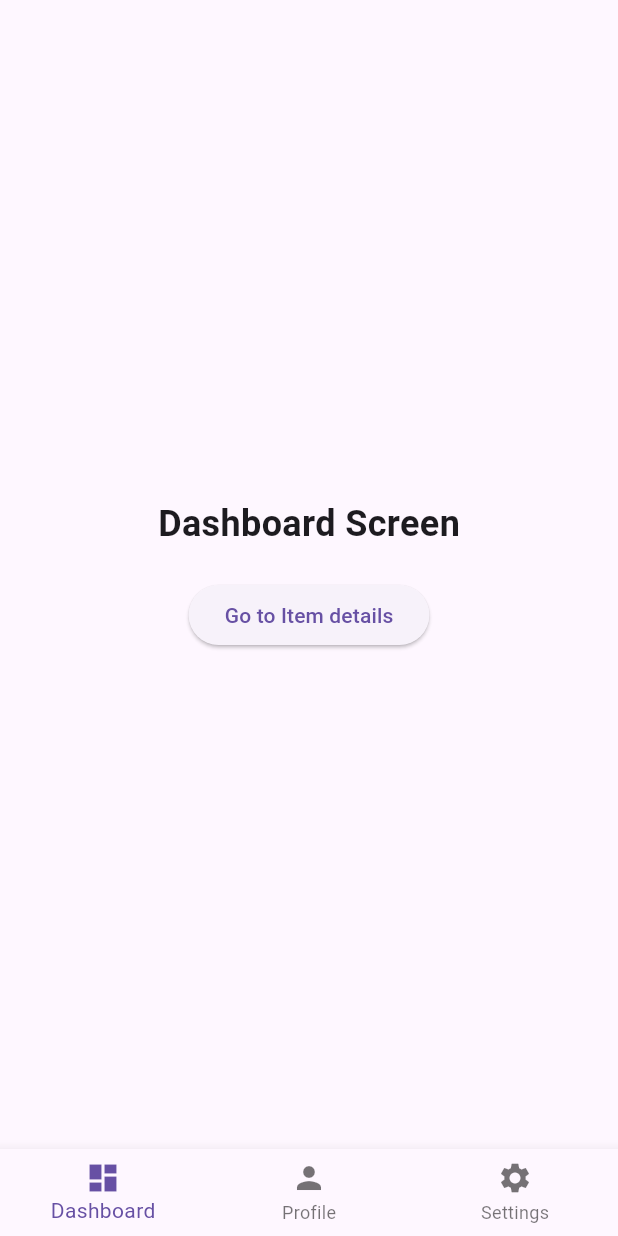
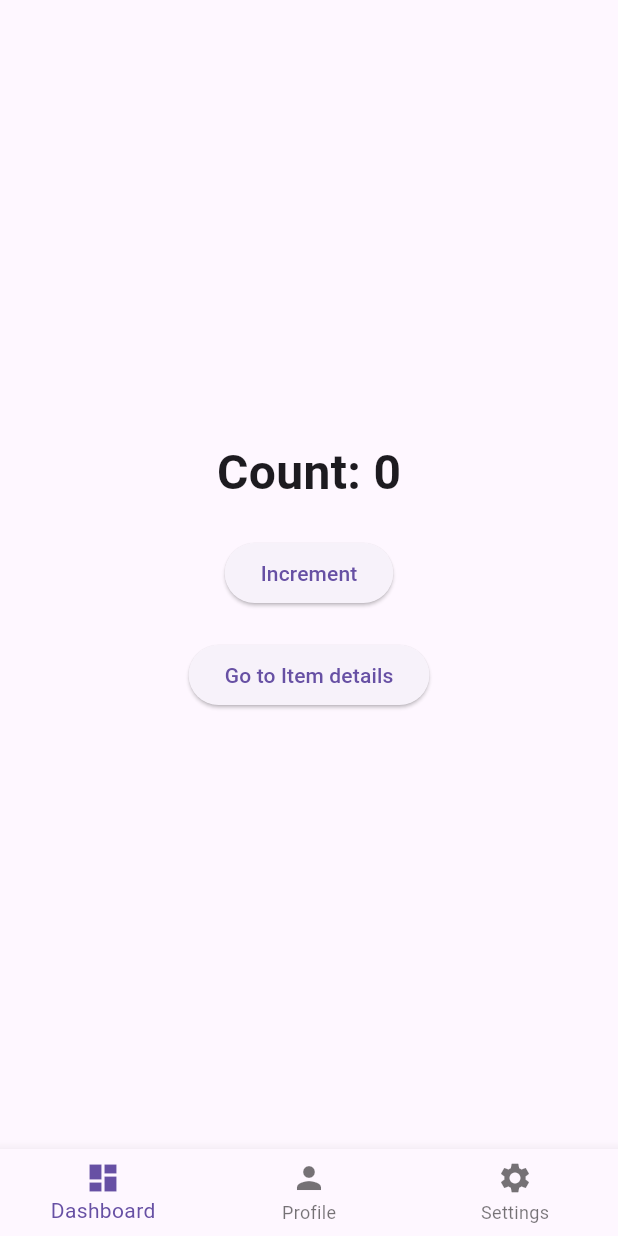
Before and after one commit to mazenshawky/go_router_sample, a Flutter app: the screen it shows after launch, on a phone screen of 412 x 824 dp. Run offline on Flutter 3.47's test engine with Material 3 defaults, Android fonts, the phone set to English and light mode, and no system bars; our stand-ins replace go_router.

Commit message:
Finish the sample

```diff
--- a/lib/core/routing/app_router.dart
+++ b/lib/core/routing/app_router.dart
@@ -1,6 +1,7 @@
 import 'package:go_router/go_router.dart';
 import 'package:go_router_sample/core/routing/app_animation_route.dart';
 import 'package:go_router_sample/core/routing/app_paths.dart';
+import 'package:go_router_sample/core/routing/routing_keys.dart';
 import 'package:go_router_sample/screens/dashboard_screen.dart';
 import 'package:go_router_sample/screens/home_screen.dart';
 import 'package:go_router_sample/screens/item_details_screen.dart';
@@ -15,34 +16,50 @@ class AppRouter {
     routes: [
       GoRoute(
         path: AppPaths.splashPath,
-            pageBuilder: (context, state) =>
-                FadeView(page: const SplashScreen()),
+        pageBuilder: (context, state) => FadeView(page: const SplashScreen()),
       ),
-      ShellRoute(
-        pageBuilder: (context, state, child) =>
-            FadeView(page: HomeScreen(child: child)),
+      StatefulShellRoute.indexedStack(
+        builder: (context, state, navigationShell) {
+          return HomeScreen(navigationShell: navigationShell);
+        },
+        branches: [
+          StatefulShellBranch(
             routes: [
               GoRoute(
                 path: AppPaths.dashboardPath,
-            pageBuilder: (context, state) =>
-                FadeView(page: const DashboardScreen()),
+                builder: (context, state) => const DashboardScreen(),
                 routes: [
                   GoRoute(
                     path: AppPaths.itemDetailsPath,
-                pageBuilder: (context, state) =>
-                    FadeView(page: const ItemDetailsScreen()),
+                    pageBuilder: (context, state) {
+                      final extra = state.extra as Map<String, dynamic>;
+
+                      return FadeView(
+                        page: ItemDetailsScreen(
+                          count: extra[RoutingKeys.count],
+                        ),
+                      );
+                    },
                   ),
                 ],
               ),
+            ],
+          ),
+          StatefulShellBranch(
+            routes: [
               GoRoute(
                 path: AppPaths.profilePath,
-            pageBuilder: (context, state) =>
-                FadeView(page: const ProfileScreen()),
+                builder: (context, state) => const ProfileScreen(),
               ),
+            ],
+          ),
+          StatefulShellBranch(
+            routes: [
               GoRoute(
                 path: AppPaths.settingsPath,
-            pageBuilder: (context, state) =>
-                FadeView(page: const SettingsScreen()),
+                builder: (context, state) => const SettingsScreen(),
+              ),
+            ],
           ),
         ],
       ),
--- /dev/null
+++ b/lib/core/routing/routing_keys.dart
@@ -0,0 +1,5 @@
+class RoutingKeys {
+  const RoutingKeys._();
+
+  static const String count = 'count';
+}
--- a/lib/screens/dashboard_screen.dart
+++ b/lib/screens/dashboard_screen.dart
@@ -1,9 +1,23 @@
 import 'package:flutter/material.dart';
 import 'package:go_router/go_router.dart';
 import 'package:go_router_sample/core/routing/app_paths.dart';
+import 'package:go_router_sample/core/routing/routing_keys.dart';
 
-class DashboardScreen extends StatelessWidget {
+class DashboardScreen extends StatefulWidget {
   const DashboardScreen({super.key});
+
+  @override
+  State<DashboardScreen> createState() => _DashboardScreenState();
+}
+
+class _DashboardScreenState extends State<DashboardScreen> {
+  int _count = 0;
+
+  void _increment() {
+    setState(() {
+      _count++;
+    });
+  }
 
   @override
   Widget build(BuildContext context) {
@@ -12,14 +26,24 @@ class DashboardScreen extends StatelessWidget {
         child: Column(
           mainAxisAlignment: MainAxisAlignment.center,
           children: [
-            const Text(
-              'Dashboard Screen',
-              style: TextStyle(fontSize: 24, fontWeight: FontWeight.bold),
+            Text(
+              'Count: $_count',
+              style: const TextStyle(fontSize: 32, fontWeight: FontWeight.bold),
             ),
             const SizedBox(height: 20),
+
+            ElevatedButton(
+              onPressed: _increment,
+              child: const Text('Increment'),
+            ),
+            const SizedBox(height: 20),
+
             ElevatedButton(
               onPressed: () {
-                context.push('${AppPaths.dashboardPath}${AppPaths.itemDetailsPath}');
+                context.push(
+                  '${AppPaths.dashboardPath}${AppPaths.itemDetailsPath}',
+                  extra: {RoutingKeys.count: _count},
+                );
               },
               child: const Text('Go to Item details'),
             ),
--- a/lib/screens/home_screen.dart
+++ b/lib/screens/home_screen.dart
@@ -1,59 +1,39 @@
 import 'package:flutter/material.dart';
 import 'package:go_router/go_router.dart';
-import 'package:go_router_sample/core/routing/app_paths.dart';
 
 class HomeScreen extends StatefulWidget {
-  const HomeScreen({super.key, required this.child});
+  final StatefulNavigationShell navigationShell;
 
-  final Widget child;
+  const HomeScreen({super.key, required this.navigationShell});
 
   @override
   State<HomeScreen> createState() => _HomeScreenState();
 }
 
 class _HomeScreenState extends State<HomeScreen> {
-  int _getCurrentIndex(BuildContext context) {
-    final location = GoRouterState.of(context).matchedLocation;
-
-    if (location.startsWith('/item/')) {
-      return 0; // Highlight dashboard tab when viewing item details
-    }
-
-    switch (location) {
-      case '/':
-        return 0;
-      case '/profile':
-        return 1;
-      case '/settings':
-        return 2;
-      default:
-        return 0;
-    }
-  }
-
-  final List<String> _routes = [
-    AppPaths.dashboardPath,
-    AppPaths.profilePath,
-    AppPaths.settingsPath,
-  ];
-
   void _onItemTapped(int index) {
-    context.go(_routes[index]);
+    widget.navigationShell.goBranch(
+      index,
+      initialLocation: index == widget.navigationShell.currentIndex,
+    );
   }
 
   @override
   Widget build(BuildContext context) {
     return Scaffold(
-      body: widget.child,
+      body: widget.navigationShell,
       bottomNavigationBar: BottomNavigationBar(
-        currentIndex: _getCurrentIndex(context),
+        currentIndex: widget.navigationShell.currentIndex,
         onTap: _onItemTapped,
         items: const [
           BottomNavigationBarItem(
             icon: Icon(Icons.dashboard),
             label: 'Dashboard',
           ),
-          BottomNavigationBarItem(icon: Icon(Icons.person), label: 'Profile'),
+          BottomNavigationBarItem(
+            icon: Icon(Icons.person),
+            label: 'Profile',
+          ),
           BottomNavigationBarItem(
             icon: Icon(Icons.settings),
             label: 'Settings',
--- a/lib/screens/item_details_screen.dart
+++ b/lib/screens/item_details_screen.dart
@@ -1,7 +1,9 @@
 import 'package:flutter/material.dart';
 
 class ItemDetailsScreen extends StatelessWidget {
-  const ItemDetailsScreen({super.key});
+  const ItemDetailsScreen({super.key, required this.count});
+
+  final int count;
 
   @override
   Widget build(BuildContext context) {
@@ -16,6 +18,7 @@ class ItemDetailsScreen extends StatelessWidget {
               style: TextStyle(fontSize: 24, fontWeight: FontWeight.bold),
             ),
             const SizedBox(height: 20),
+            Text('Count was: $count', style: TextStyle(fontSize: 24)),
           ],
         ),
       ),
```
Lines whose indentation alone changed are shown as unchanged.
